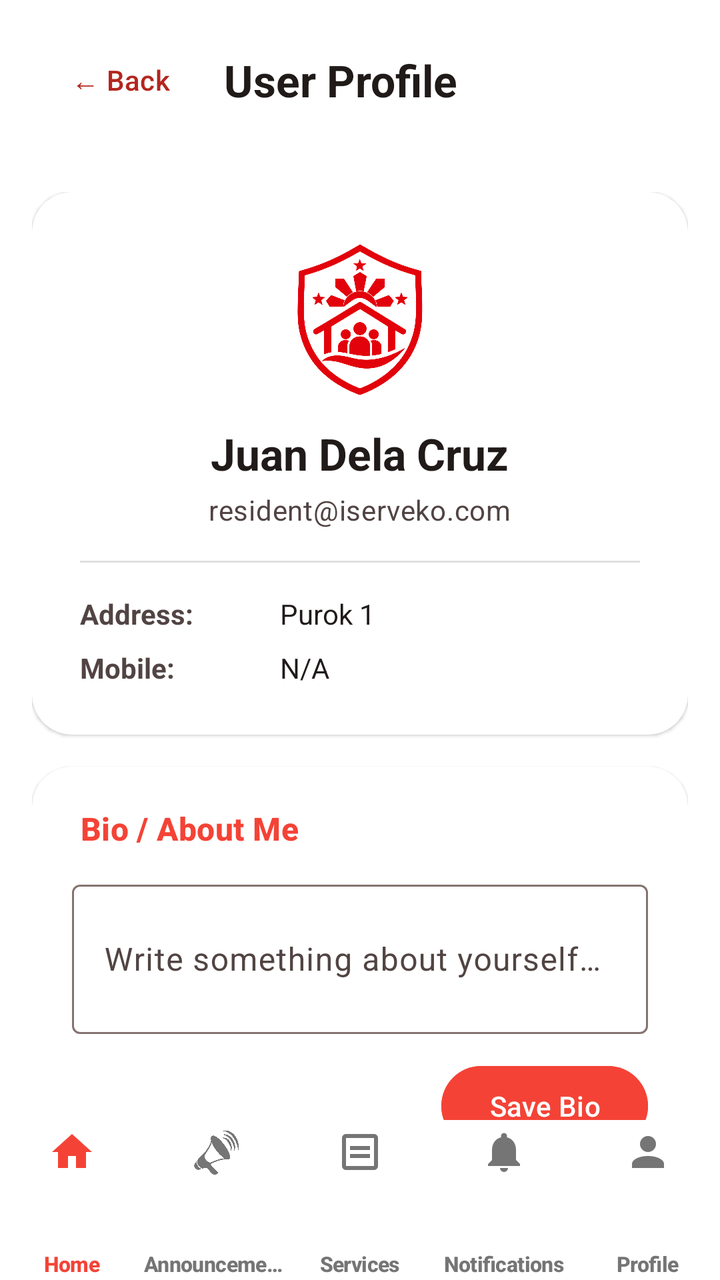
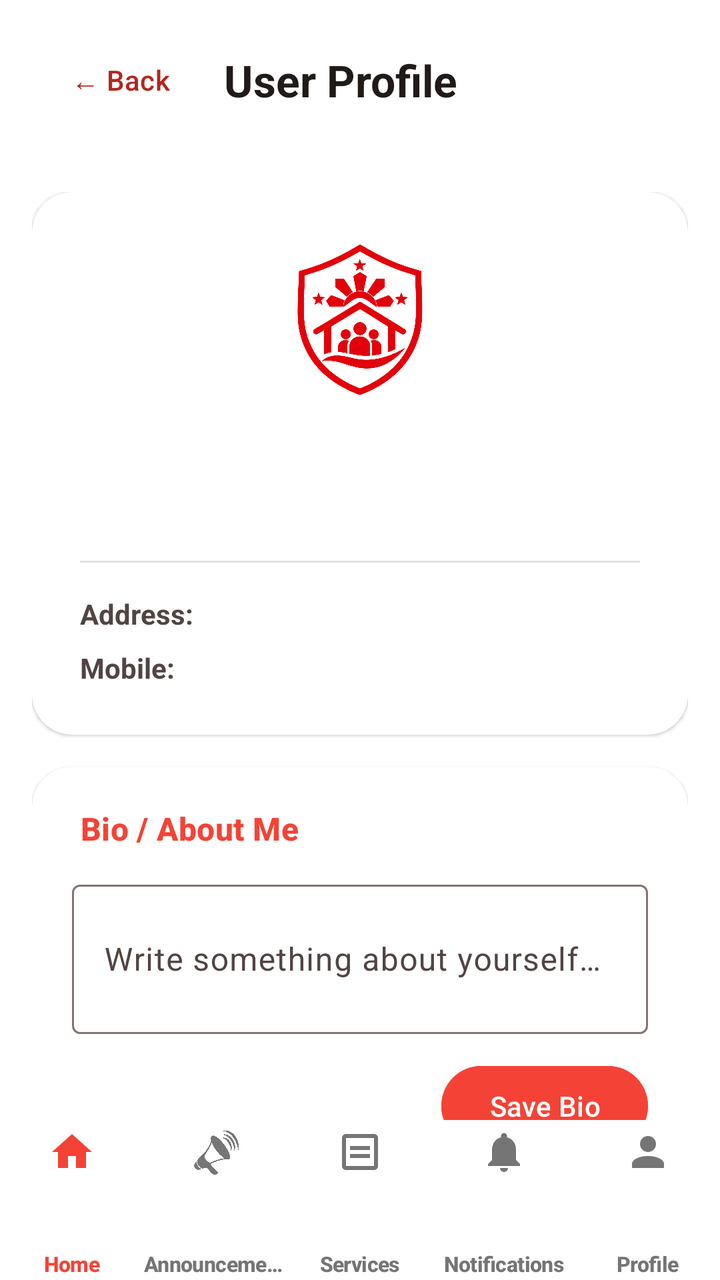

Before-and-after screenshots of an Android layout around one commit, followed by the original layout XML and the change that was made.
<!-- AndroidManifest.xml: application theme Theme.IServeKo -->
<!-- res/layout/activity_profile.xml -->
<?xml version="1.0" encoding="utf-8"?>
<androidx.coordinatorlayout.widget.CoordinatorLayout xmlns:android="http://schemas.android.com/apk/res/android"
    xmlns:app="http://schemas.android.com/apk/res-auto"
    xmlns:tools="http://schemas.android.com/tools"
    android:id="@+id/main"
    android:layout_width="match_parent"
    android:layout_height="match_parent"
    android:background="@drawable/designbrg_v2"
    tools:context=".profile">

    <com.google.android.material.appbar.AppBarLayout
        android:layout_width="match_parent"
        android:layout_height="wrap_content"
        android:background="@android:color/transparent"
        app:elevation="0dp"
        app:liftOnScroll="false">

        <RelativeLayout
            android:layout_width="match_parent"
            android:layout_height="wrap_content"
            android:gravity="center_vertical"
            android:paddingHorizontal="16dp"
            android:paddingVertical="16dp">

            <com.google.android.material.button.MaterialButton
                android:id="@+id/btnBack"
                style="@style/Widget.Material3.Button.TextButton"
                android:layout_width="wrap_content"
                android:layout_height="48dp"
                android:layout_alignParentStart="true"
                android:text="@string/back_label" />

            <TextView
                android:id="@+id/profileToolbarTitle"
                android:layout_width="wrap_content"
                android:layout_height="wrap_content"
                android:layout_centerVertical="true"
                android:layout_marginStart="8dp"
                android:layout_toEndOf="@id/btnBack"
                android:text="@string/profile_title"
                android:textAppearance="@style/TextAppearance.Material3.TitleLarge"
                android:textColor="@color/onSurface"
                android:textStyle="bold" />
        </RelativeLayout>
    </com.google.android.material.appbar.AppBarLayout>

    <androidx.core.widget.NestedScrollView
        android:layout_width="match_parent"
        android:layout_height="match_parent"
        android:clipToPadding="false"
        android:paddingBottom="90dp"
        app:layout_behavior="@string/appbar_scrolling_view_behavior">

        <LinearLayout
            android:layout_width="match_parent"
            android:layout_height="wrap_content"
            android:orientation="vertical"
            android:padding="16dp">

            
            <com.google.android.material.card.MaterialCardView
                style="?attr/materialCardViewElevatedStyle"
                android:layout_width="match_parent"
                android:layout_height="wrap_content"
                android:layout_marginBottom="16dp"
                app:cardBackgroundColor="@color/white"
                app:cardCornerRadius="20dp"
                app:strokeWidth="0dp">

                <LinearLayout
                    android:layout_width="match_parent"
                    android:layout_height="wrap_content"
                    android:gravity="center"
                    android:orientation="vertical"
                    android:padding="24dp">

                    <ImageView
                        android:layout_width="80dp"
                        android:layout_height="80dp"
                        android:src="@drawable/iserveko_logo"
                        android:contentDescription="Profile Logo" />

                    <TextView
                        android:id="@+id/txtProfileName"
                        android:layout_width="wrap_content"
                        android:layout_height="wrap_content"
                        android:layout_marginTop="12dp"
                        android:text="Juan Dela Cruz"
                        android:textAppearance="@style/TextAppearance.Material3.TitleLarge"
                        android:textColor="@color/onSurface"
                        android:textStyle="bold" />

                    <TextView
                        android:id="@+id/txtProfileEmail"
                        android:layout_width="wrap_content"
                        android:layout_height="wrap_content"
                        android:layout_marginTop="4dp"
                        android:text="resident@iserveko.com"
                        android:textAppearance="@style/TextAppearance.Material3.BodyMedium"
                        android:textColor="@color/onSurfaceVariant" />

                    <View
                        android:layout_width="match_parent"
                        android:layout_height="1dp"
                        android:layout_marginVertical="16dp"
                        android:background="#E0E0E0" />

                    <LinearLayout
                        android:layout_width="match_parent"
                        android:layout_height="wrap_content"
                        android:orientation="horizontal"
                        android:layout_marginBottom="8dp">

                        <TextView
                            android:layout_width="100dp"
                            android:layout_height="wrap_content"
                            android:text="Address:"
                            android:textStyle="bold"
                            android:textColor="@color/onSurfaceVariant" />

                        <TextView
                            android:id="@+id/txtProfileAddress"
                            android:layout_width="0dp"
                            android:layout_height="wrap_content"
                            android:layout_weight="1"
                            android:text="Purok 1"
                            android:textColor="@color/onSurface" />
                    </LinearLayout>

                    <LinearLayout
                        android:layout_width="match_parent"
                        android:layout_height="wrap_content"
                        android:orientation="horizontal">

                        <TextView
                            android:layout_width="100dp"
                            android:layout_height="wrap_content"
                            android:text="Mobile:"
                            android:textStyle="bold"
                            android:textColor="@color/onSurfaceVariant" />

                        <TextView
                            android:id="@+id/txtProfileMobile"
                            android:layout_width="0dp"
                            android:layout_height="wrap_content"
                            android:layout_weight="1"
                            android:text="N/A"
                            android:textColor="@color/onSurface" />
                    </LinearLayout>
                </LinearLayout>
            </com.google.android.material.card.MaterialCardView>

            
            <com.google.android.material.card.MaterialCardView
                style="?attr/materialCardViewElevatedStyle"
                android:layout_width="match_parent"
                android:layout_height="wrap_content"
                android:layout_marginBottom="16dp"
                app:cardBackgroundColor="@color/white"
                app:cardCornerRadius="20dp"
                app:strokeWidth="0dp">

                <LinearLayout
                    android:layout_width="match_parent"
                    android:layout_height="wrap_content"
                    android:orientation="vertical"
                    android:padding="20dp">

                    <TextView
                        android:layout_width="wrap_content"
                        android:layout_height="wrap_content"
                        android:text=" Bio / About Me"
                        android:textAppearance="@style/TextAppearance.Material3.TitleMedium"
                        android:textStyle="bold"
                        android:textColor="#F44336" />

                    <com.google.android.material.textfield.TextInputLayout
                        style="@style/Widget.Material3.TextInputLayout.OutlinedBox"
                        android:layout_width="match_parent"
                        android:layout_height="wrap_content"
                        android:layout_marginTop="12dp"
                        android:hint="@string/profile_bio_hint">

                        <com.google.android.material.textfield.TextInputEditText
                            android:id="@+id/inputBio"
                            android:layout_width="match_parent"
                            android:layout_height="wrap_content"
                            android:inputType="textMultiLine"
                            android:maxLength="500"
                            android:minLines="2" />
                    </com.google.android.material.textfield.TextInputLayout>

                    <com.google.android.material.button.MaterialButton
                        android:id="@+id/btnSaveBio"
                        android:layout_width="wrap_content"
                        android:layout_height="wrap_content"
                        android:layout_gravity="end"
                        android:layout_marginTop="12dp"
                        android:backgroundTint="#F44336"
                        android:text="@string/profile_save_bio"
                        android:textColor="@color/white" />
                </LinearLayout>
            </com.google.android.material.card.MaterialCardView>

            
            <LinearLayout
                android:layout_width="match_parent"
                android:layout_height="wrap_content"
                android:orientation="vertical">

                <com.google.android.material.button.MaterialButton
                    android:id="@+id/btnChangePassword"
                    style="?attr/materialButtonOutlinedStyle"
                    android:layout_width="match_parent"
                    android:layout_height="wrap_content"
                    android:layout_marginBottom="12dp"
                    android:text="🔑 Change Password"
                    android:textColor="#F44336"
                    app:strokeColor="#F44336" />

                <com.google.android.material.button.MaterialButton
                    android:id="@+id/btnLogOut"
                    android:layout_width="match_parent"
                    android:layout_height="wrap_content"
                    android:layout_marginBottom="24dp"
                    android:backgroundTint="#F44336"
                    android:text=" Log Out"
                    android:textColor="@color/white" />

            </LinearLayout>

        </LinearLayout>
    </androidx.core.widget.NestedScrollView>

    <com.google.android.material.bottomnavigation.BottomNavigationView
        android:id="@+id/bottomNavigation"
        android:layout_width="match_parent"
        android:layout_height="wrap_content"
        android:layout_gravity="bottom"
        android:background="@color/white"
        app:elevation="8dp"
        app:itemIconTint="@color/nav_item_color"
        app:itemPaddingBottom="4dp"
        app:itemPaddingTop="4dp"
        app:itemRippleColor="#33F44336"
        app:itemTextAppearanceActive="@style/BottomNavText"
        app:itemTextAppearanceInactive="@style/BottomNavText"
        app:itemTextColor="@color/nav_item_color"
        app:labelVisibilityMode="labeled"
        app:menu="@menu/bottom_nav_menu" />

</androidx.coordinatorlayout.widget.CoordinatorLayout>
<!-- resources referenced by this layout -->
<resources>
  <color name="onSurface">#201A19</color>
  <color name="onSurfaceVariant">#514442</color>
  <color name="white">#FFFFFFFF</color>
  <!-- drawable designbrg_v2 (drawable) -->
  <?xml version="1.0" encoding="utf-8"?>
  <shape xmlns:android="http://schemas.android.com/apk/res/android">
       <solid android:color="#FFFFFFFF"/>
  </shape>
  <!-- drawable iserveko_logo: png bitmap (drawable, 601300 bytes) -->
  <string name="back_label">← Back</string>
  <string name="profile_bio_hint">Write something about yourself…</string>
  <string name="profile_save_bio">Save Bio</string>
  <string name="profile_title">User Profile</string>
  <style name="BottomNavText" parent="TextAppearance.Material3.LabelSmall">
          <item name="android:textSize">10.5sp</item>
          <item name="android:textStyle">bold</item>
          <item name="android:includeFontPadding">false</item>
          <item name="android:letterSpacing">-0.02</item>
      </style>
  <style name="Theme.IServeKo" parent="Base.Theme.IServeKo" />
  <style name="Base.Theme.IServeKo" parent="Theme.Material3.DayNight.NoActionBar">
          <item name="colorPrimary">@color/primary</item>
          <item name="colorOnPrimary">@color/onPrimary</item>
          <item name="colorPrimaryContainer">@color/primaryContainer</item>
          <item name="colorOnPrimaryContainer">@color/onPrimaryContainer</item>
  
          <item name="colorSecondary">@color/secondary</item>
          <item name="colorOnSecondary">@color/onSecondary</item>
          <item name="colorSecondaryContainer">@color/secondaryContainer</item>
          <item name="colorOnSecondaryContainer">@color/onSecondaryContainer</item>
  
          <item name="android:colorBackground">@color/surface</item>
          <item name="colorSurface">@color/surface</item>
          <item name="colorOnSurface">@color/onSurface</item>
          <item name="colorSurfaceVariant">@color/surfaceVariant</item>
          <item name="colorOnSurfaceVariant">@color/onSurfaceVariant</item>
          <item name="colorOutline">@color/outline</item>
  
          <item name="android:statusBarColor">@color/surface</item>
          <item name="android:windowLightStatusBar">true</item>
          <item name="android:navigationBarColor">@color/primary</item>
          <item name="android:windowActionModeOverlay">true</item>
      </style>
  <color name="primary">#B3261E</color>
  <color name="onPrimary">#FFFFFFFF</color>
  <color name="primaryContainer">#F9DEDC</color>
  <color name="onPrimaryContainer">#410E0B</color>
  <color name="secondary">#775A00</color>
  <color name="onSecondary">#FFFFFFFF</color>
  <color name="secondaryContainer">#FFDF91</color>
  <color name="onSecondaryContainer">#251A00</color>
  <color name="surface">#FFFBFF</color>
  <color name="surfaceVariant">#F4EDEA</color>
  <color name="outline">#857370</color>
</resources>

<!-- the commit's change to res/layout/activity_profile.xml (unified diff, before → after) -->
@@ -85,7 +85,6 @@
                         android:layout_width="wrap_content"
                         android:layout_height="wrap_content"
                         android:layout_marginTop="12dp"
-                        android:text="Juan Dela Cruz"
                         android:textAppearance="@style/TextAppearance.Material3.TitleLarge"
                         android:textColor="@color/onSurface"
                         android:textStyle="bold" />
@@ -95,7 +94,6 @@
                         android:layout_width="wrap_content"
                         android:layout_height="wrap_content"
                         android:layout_marginTop="4dp"
-                        android:text="resident@iserveko.com"
                         android:textAppearance="@style/TextAppearance.Material3.BodyMedium"
                         android:textColor="@color/onSurfaceVariant" />
 
@@ -123,7 +121,6 @@
                             android:layout_width="0dp"
                             android:layout_height="wrap_content"
                             android:layout_weight="1"
-                            android:text="Purok 1"
                             android:textColor="@color/onSurface" />
                     </LinearLayout>
 
@@ -144,7 +141,6 @@
                             android:layout_width="0dp"
                             android:layout_height="wrap_content"
                             android:layout_weight="1"
-                            android:text="N/A"
                             android:textColor="@color/onSurface" />
                     </LinearLayout>
                 </LinearLayout>
